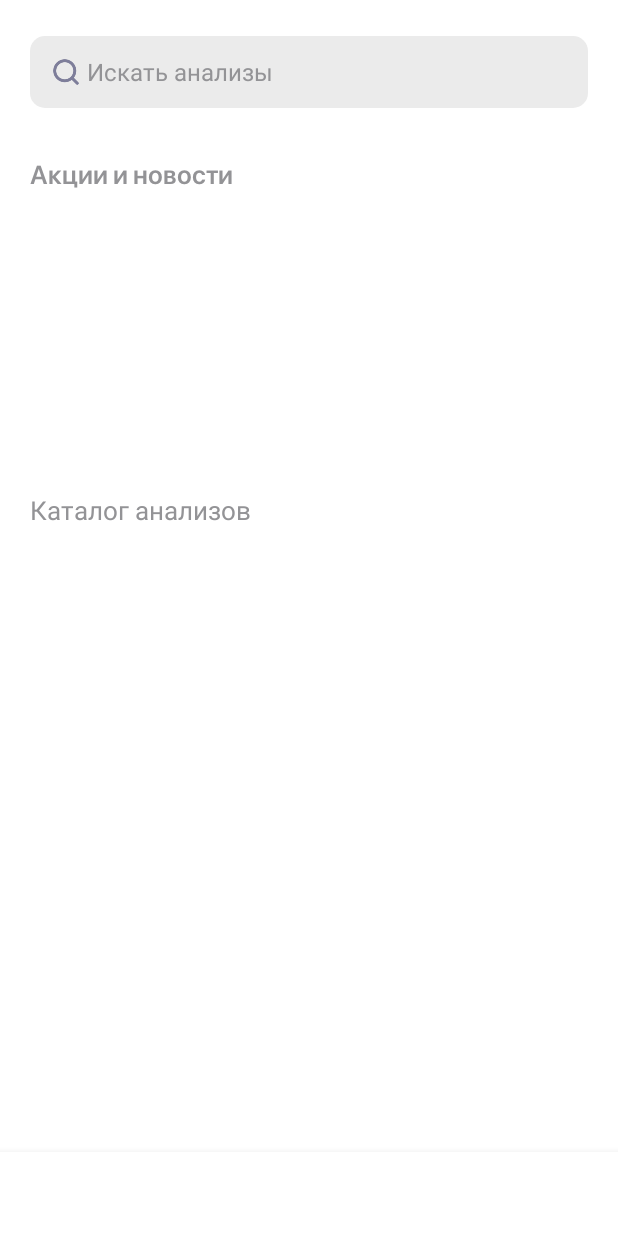
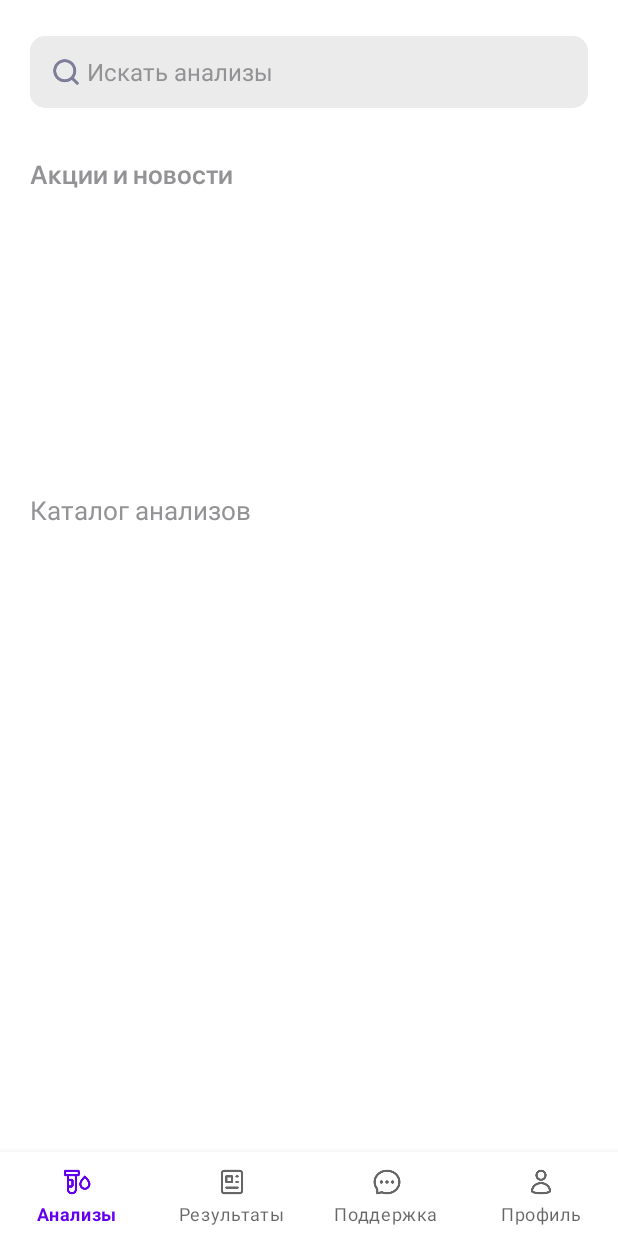
Before and after one commit to SaihonFox/FastMedic, an Android app: the AnalysesActivity screen opened directly, with no data from a screen before it, on a phone screen of 412 x 824 dp. Run offline under Robolectric (Android 15) with nearby library versions, the phone set to English and light mode, and no system bars.

Commit message:
Initial commit

```diff
--- a/app/src/main/java/com/polus_plus/fast_medic/AnalysesActivity.java
+++ b/app/src/main/java/com/polus_plus/fast_medic/AnalysesActivity.java
@@ -1,9 +1,6 @@
 package com.polus_plus.fast_medic;
 
 import androidx.appcompat.app.AppCompatActivity;
-import androidx.navigation.NavController;
-
-import static androidx.navigation.Navigation.findNavController;
 
 import android.content.Context;
 import android.content.SharedPreferences;
@@ -13,7 +10,6 @@ import com.google.android.material.bottomnavigation.BottomNavigationView;
 import com.polus_plus.fast_medic.Requests.APIs.UserProfile.UpdateProfileSend;
 import com.polus_plus.fast_medic.Requests.JSONPlaceHolderAPI;
 import com.polus_plus.fast_medic.Requests.RetrofitAPI;
-import com.polus_plus.fast_medic.databinding.ActivityMainBinding;
 
 import java.util.ArrayList;
 import java.util.HashMap;
@@ -28,7 +24,6 @@ public class AnalysesActivity extends AppCompatActivity {
 		setContentView(R.layout.activity_analyses);
 
 		BottomNavigationView bottomNavView = findViewById(R.id.bottomNavigationView_analys);
-		NavController controller = findNavController(this, R.id.fragmentContainerView_analys);
 
 		SharedPreferences settings = getSharedPreferences("data", Context.MODE_PRIVATE);
 		String token = settings.getString("token", "");
--- a/app/src/main/res/layout/activity_analyses.xml
+++ b/app/src/main/res/layout/activity_analyses.xml
@@ -10,10 +10,12 @@
     <com.google.android.material.bottomnavigation.BottomNavigationView
         android:id="@+id/bottomNavigationView_analys"
         android:layout_width="0dp"
+        app:labelVisibilityMode="labeled"
         android:layout_height="wrap_content"
         app:layout_constraintBottom_toBottomOf="parent"
         app:layout_constraintEnd_toEndOf="parent"
-        app:layout_constraintStart_toStartOf="parent" />
+        app:layout_constraintStart_toStartOf="parent"
+        app:menu="@menu/bottom_menu" />
 
     <androidx.fragment.app.FragmentContainerView
         android:id="@+id/fragmentContainerView_analys"
--- a/app/src/main/res/navigation/bottom_nav_bar.xml
+++ b/app/src/main/res/navigation/bottom_nav_bar.xml
@@ -9,7 +9,11 @@
         android:id="@+id/analysesFragment"
         android:name="com.polus_plus.fast_medic.AnalysesFragment"
         android:label="fragment_analyses"
-        tools:layout="@layout/fragment_analyses" />
+        tools:layout="@layout/fragment_analyses" >
+        <action
+            android:id="@+id/action_analysesFragment_to_resultsFragment"
+            app:destination="@id/resultsFragment" />
+    </fragment>
     <fragment
         android:id="@+id/resultsFragment"
         android:name="com.polus_plus.fast_medic.ResultsFragment"
```
